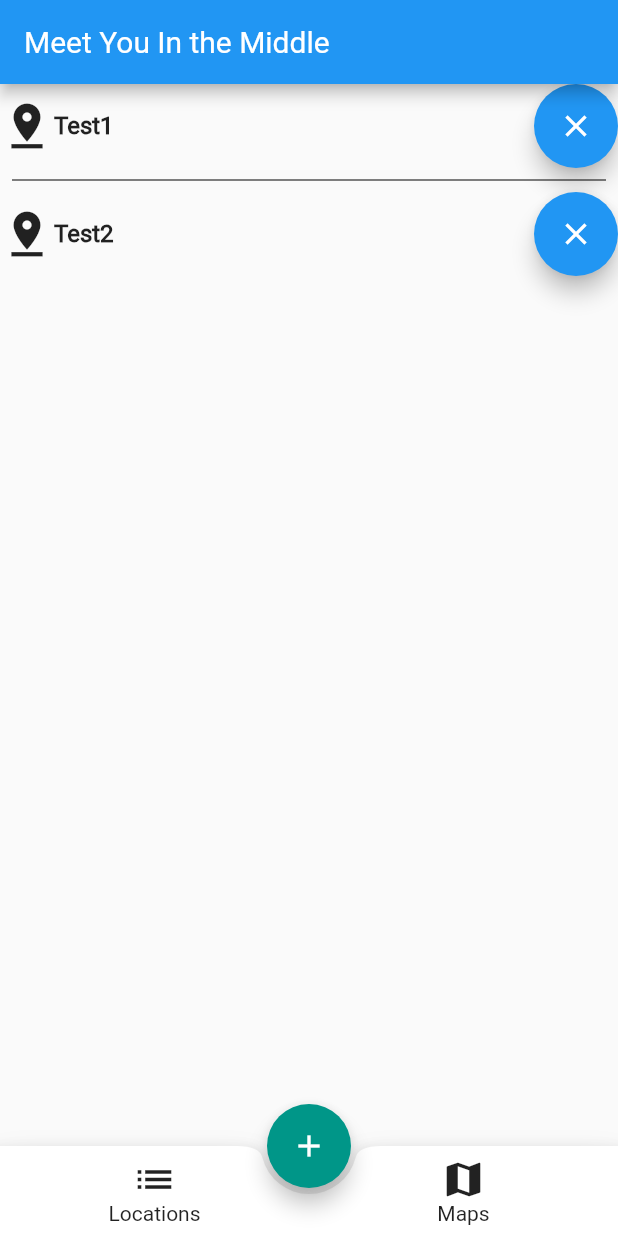
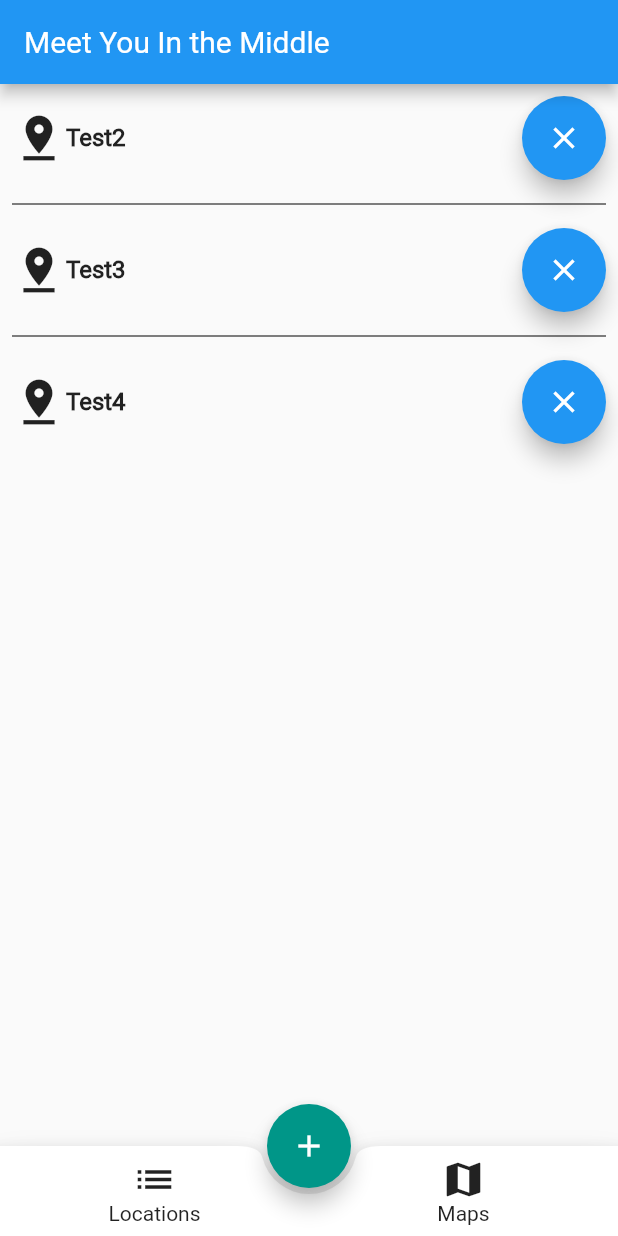
Before and after one commit to rjmarzec/meet_you_in_the_middle, a Flutter app: the screen it shows after launch, after a tap on the "close" icon, on a phone screen of 412 x 824 dp. Run offline on Flutter 3.47's test engine with Material 2 defaults, Android fonts, the phone set to English and light mode, and no system bars; our stand-ins replace get, get_storage.

Commit message:
fixed location list builder and started implementing location storage

```diff
--- a/lib/location.dart
+++ b/lib/location.dart
@@ -1,14 +1,15 @@
 class Location {
-  String _name;
+  final String _name;
   double _latitude, _longitude;
   bool _locationIsValid;
 
-  Location(String nameIn) {
-    _name = nameIn;
+  Location(String nameIn) : _name = nameIn {
     _findLatLong();
   }
 
   void _findLatLong() {
+    _latitude = 0;
+    _longitude = 0;
     _locationIsValid = true;
   }
 
@@ -27,4 +28,15 @@ class Location {
   double getLongitude() {
     return _longitude;
   }
+
+  Map<String, dynamic> toJson() => {
+        'name': _name,
+        'lat': _latitude,
+        'long': _longitude,
+      };
+
+  Location.fromJson(Map<String, dynamic> json)
+      : _name = json['name'],
+        _latitude = json['lat'],
+        _longitude = json['long'];
 }
--- a/lib/location_manager.dart
+++ b/lib/location_manager.dart
@@ -1,36 +1,71 @@
 import 'location.dart';
+import 'package:get/state_manager.dart';
+import 'package:get_storage/get_storage.dart';
+
+void main() async {
+  await GetStorage.init();
+}
 
 class LocationManager {
-  List<Location> locationList = new List();
-  List<String> locationNameList = new List();
+  final storage = GetStorage();
+  List<Location> _locationList = new List<Location>();
 
   LocationManager() {
+    main();
+
+    _readStoredLocations();
+
     // Not necessary, should be removed when testing is done
     addLocation('Test1');
     addLocation('Test2');
+    addLocation('Test3');
+    addLocation('Test4');
+  }
+
+  List<Location> getLocations() {
+    return _locationList;
+  }
+
+  List<String> getLocationNames() {
+    List<String> locationNameList = new List<String>();
+    for (var location in _locationList) {
+      locationNameList.add(location.getName());
+    }
+    return locationNameList;
+  }
+
+  String getLocationNameAt(int indexIn) {
+    return _locationList[indexIn].getName();
   }
 
   bool addLocation(String nameIn) {
     Location tempLocation = new Location(nameIn);
     if (tempLocation.isValid()) {
-      locationList.add(tempLocation);
-      locationNameList.add(tempLocation.getName());
+      _locationList.add(tempLocation);
+      _updateStoredLocations();
       return true;
     } else {
       return false;
     }
   }
 
-  String getLocationNameAt(int indexIn) {
-    return locationNameList[indexIn];
-  }
-
-  void removeLocation(int indexIn) {
-    locationList.removeAt(indexIn);
-    locationNameList.removeAt(indexIn);
+  void removeLocationAt(int indexIn) {
+    _locationList.removeAt(indexIn);
+    _updateStoredLocations();
   }
 
   int locationCount() {
-    return locationList.length;
+    return _locationList.length;
+  }
+
+  void _updateStoredLocations() {
+    storage.write('locations', _locationList);
+  }
+
+  void _readStoredLocations() {
+    if (!storage.hasData('locations')) {
+      _updateStoredLocations();
+    }
+    _locationList = storage.read('locations');
   }
 }
--- a/lib/main.dart
+++ b/lib/main.dart
@@ -1,7 +1,5 @@
 import 'package:flutter/material.dart';
-import 'package:get_storage/get_storage.dart';
-import 'package:meet_you_in_the_middle/location_manager.dart';
-import 'location.dart';
+import 'location_manager.dart';
 
 void main() => runApp(Home());
 
@@ -22,11 +20,12 @@ class _HomePageState extends State<HomePage> {
   final LocationManager locationManager = new LocationManager();
   int _bottomNavBarIndex = 0;
   List<Widget> _bottomNavBarPages;
-  List<String> _locations;
+  List<String> _locationNames;
 
   @override
   Widget build(BuildContext context) {
     _buildBottomNavBarPages();
+    _loadLocations();
 
     return Scaffold(
       appBar: AppBar(
@@ -43,7 +42,9 @@ class _HomePageState extends State<HomePage> {
     return FloatingActionButton(
       backgroundColor: Colors.teal,
       child: Icon(Icons.add),
-      onPressed: () {},
+      onPressed: () {
+        _showLocationDialog();
+      },
     );
   }
 
@@ -53,58 +54,9 @@ class _HomePageState extends State<HomePage> {
     _bottomNavBarPages.add(_buildMapPage());
   }
 
-  /*
-  Widget _buildLocationListPage() {
-    return ListView(
-      padding: EdgeInsets.all(8),
-      children: <Widget>[
-        Container(
-          height: 50,
-          //color: Colors.teal,
-          child: Row(
-            children: <Widget>[
-              Icon(
-                Icons.pin_drop,
-                size: 36,
-              ),
-              Expanded(
-                child: Text(
-                  'Entry A',
-                  style: TextStyle(
-                    fontWeight: FontWeight.bold,
-                    fontSize: 16,
-                  ),
-                ),
-              ),
-              FloatingActionButton(
-                onPressed: () {},
-              )
-            ],
-          ),
-        ),
-        Divider(
-          color: Colors.black,
-          indent: 8,
-          endIndent: 8,
-        ),
-        Container(
-          height: 50,
-          child: const Center(child: Text('Entry B')),
-        ),
-        Container(
-          height: 50,
-          child: const Center(child: Text('Entry C')),
-        ),
-      ],
-    );
-  }
-  */
-
   Widget _buildLocationListWidgets() {
     List<Widget> returnWidgetList = new List();
     for (int i = 0; i < locationManager.locationCount(); i++) {
-      print(locationManager.locationList[1].getName());
-      print(locationManager.locationCount());
       print(i);
       if (i != 0) {
         returnWidgetList.add(
@@ -116,7 +68,9 @@ class _HomePageState extends State<HomePage> {
         );
       }
       returnWidgetList.add(
-        new Row(
+        Padding(
+          padding: const EdgeInsets.all(8.0),
+          child: new Row(
             children: <Widget>[
               Icon(
                 Icons.pin_drop,
@@ -133,9 +87,15 @@ class _HomePageState extends State<HomePage> {
               ),
               FloatingActionButton(
                 child: Icon(Icons.close),
-              onPressed: () {},
+                onPressed: () {
+                  setState(() {
+                    locationManager.removeLocationAt(i);
+                    _locationNames = locationManager.getLocationNames();
+                  });
+                },
               )
             ],
+          ),
         ),
       );
     }
@@ -190,7 +150,32 @@ class _HomePageState extends State<HomePage> {
     });
   }
 
-  Widget _buildLocationDialog() {
-    return Dialog();
+  void _showLocationDialog() {
+    showDialog(
+      context: context,
+      builder: (BuildContext context) {
+        return AlertDialog(
+          title: new Text("Alert Dialog title"),
+          content: new Text("Alert Dialog body"),
+          actions: <Widget>[
+            // usually buttons at the bottom of the dialog
+            new FlatButton(
+              child: new Text("Close"),
+              onPressed: () {
+                setState(() {
+                  Navigator.of(context).pop();
+                  //locationManager.addLocation('test');
+                  //_loadLocations();
+                });
+              },
+            ),
+          ],
+        );
+      },
+    );
+  }
+
+  void _loadLocations() {
+    return;
   }
 }
```
Lines whose indentation alone changed are shown as unchanged.
